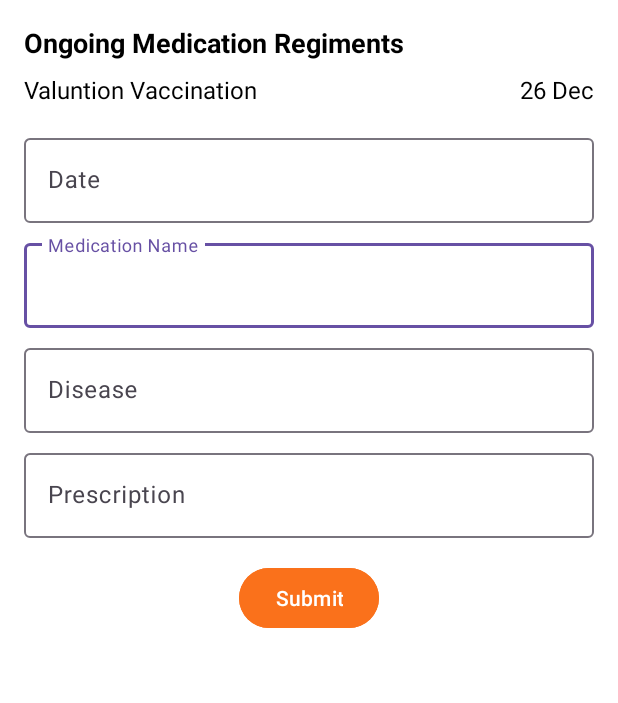
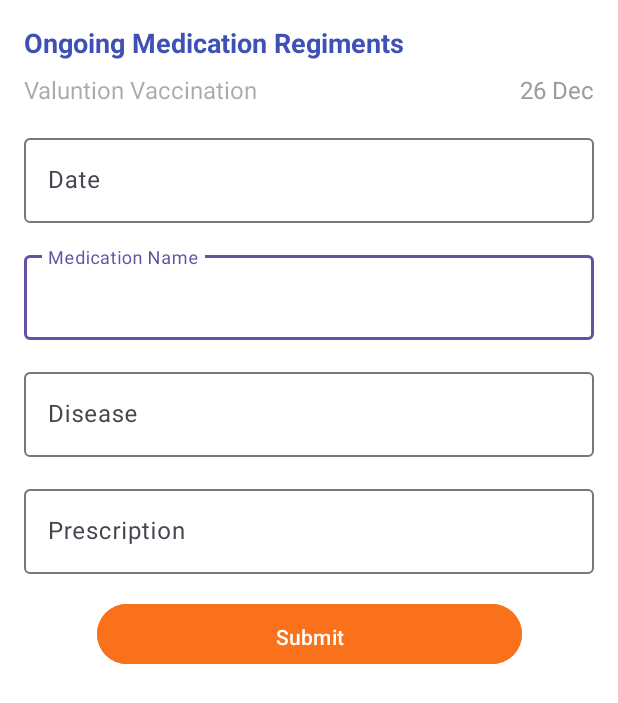
Before and after one commit to ST10041144/VeneM-Poultry-App_XBCAD7319, an Android app: the MedicationActivity screen opened directly, with no data from a screen before it, on a phone screen of 412 x 824 dp. Shown: the top 703 px of the screen. Run offline under Robolectric (Android 15) with nearby library versions, the phone set to English and light mode, and no system bars; our stand-ins replace Firebase (no records; nobody signed in at launch, a user with empty details on screens opened directly).

Commit message:
update forms UI

```diff
--- a/app/src/main/res/layout/activity_financials_form.xml
+++ b/app/src/main/res/layout/activity_financials_form.xml
@@ -135,7 +135,6 @@
         android:backgroundTint="@color/UI"
         android:text="@string/submit"
         android:textColor="@android:color/white"
-        android:cornerRadius="25dp"
         app:layout_constraintLeft_toLeftOf="parent"
         app:layout_constraintRight_toRightOf="parent"
         app:layout_constraintTop_toBottomOf="@+id/descriptionInput" />
--- a/app/src/main/res/layout/activity_staff_medication.xml
+++ b/app/src/main/res/layout/activity_staff_medication.xml
@@ -14,8 +14,8 @@
         android:id="@+id/ongoing_medication_title"
         android:layout_width="wrap_content"
         android:layout_height="wrap_content"
-        android:text="Ongoing Medication Regiments"
-        android:textColor="@color/black"
+        android:text="@string/ongoing_medication_regiments"
+        android:textColor="#3F51B5"
         android:textSize="18sp"
         android:textStyle="bold"
         app:layout_constraintTop_toTopOf="parent"
@@ -26,7 +26,7 @@
         android:id="@+id/medication_info"
         android:layout_width="wrap_content"
         android:layout_height="wrap_content"
-        android:text="Valuntion Vaccination"
+        android:hint="@string/valuntion_vaccination"
         android:textColor="@color/black"
         android:textSize="16sp"
         android:layout_marginTop="8dp"
@@ -37,8 +37,9 @@
         android:id="@+id/medication_date"
         android:layout_width="wrap_content"
         android:layout_height="wrap_content"
-        android:text="26 Dec"
+        android:hint="@string/_26_dec"
         android:textColor="@color/black"
+        android:textColorHint="#9B9B9B"
         android:textSize="16sp"
         android:layout_marginTop="8dp"
         app:layout_constraintTop_toBottomOf="@id/ongoing_medication_title"
@@ -49,7 +50,7 @@
         android:id="@+id/date_input_layout"
         android:layout_width="0dp"
         android:layout_height="wrap_content"
-        android:hint="Date"
+        android:hint="@string/date"
         app:layout_constraintTop_toBottomOf="@id/medication_info"
         app:layout_constraintStart_toStartOf="parent"
         app:layout_constraintEnd_toEndOf="parent"
@@ -60,8 +61,8 @@
             android:layout_width="match_parent"
             android:layout_height="wrap_content"
             android:focusable="false"
-        android:clickable="true"
-        android:inputType="none"/>
+            android:clickable="true"
+            android:inputType="none"/>
     </com.google.android.material.textfield.TextInputLayout>
 
     <com.google.android.material.textfield.TextInputLayout
@@ -72,7 +73,7 @@
         app:layout_constraintTop_toBottomOf="@id/date_input_layout"
         app:layout_constraintStart_toStartOf="parent"
         app:layout_constraintEnd_toEndOf="parent"
-        android:layout_marginTop="8dp">
+        android:layout_marginTop="16dp">
         <com.google.android.material.textfield.TextInputEditText
             android:id="@+id/medication_name_input"
             android:textColor="@color/black"
@@ -88,7 +89,7 @@
         app:layout_constraintTop_toBottomOf="@id/medication_name_input_layout"
         app:layout_constraintStart_toStartOf="parent"
         app:layout_constraintEnd_toEndOf="parent"
-        android:layout_marginTop="8dp">
+        android:layout_marginTop="16dp">
         <com.google.android.material.textfield.TextInputEditText
             android:id="@+id/disease_input"
             android:textColor="@color/black"
@@ -104,7 +105,7 @@
         app:layout_constraintTop_toBottomOf="@id/disease_input_layout"
         app:layout_constraintStart_toStartOf="parent"
         app:layout_constraintEnd_toEndOf="parent"
-        android:layout_marginTop="8dp">
+        android:layout_marginTop="16dp">
         <com.google.android.material.textfield.TextInputEditText
             android:id="@+id/prescription_input"
             android:textColor="@color/black"
@@ -115,13 +116,16 @@
     <!-- Submit Button -->
     <Button
         android:id="@+id/submit_button"
-        android:layout_width="wrap_content"
-        android:layout_height="wrap_content"
-        android:text="Submit"
+        android:layout_width="283dp"
+        android:layout_height="48dp"
+        android:layout_marginTop="16dp"
         android:backgroundTint="@color/UI"
+
+        android:paddingHorizontal="32dp"
+        android:paddingVertical="12dp"
+        android:text="@string/submit"
         android:textColor="@android:color/white"
-        android:layout_marginTop="16dp"
-        app:layout_constraintTop_toBottomOf="@id/prescription_input_layout"
+        app:layout_constraintEnd_toEndOf="parent"
         app:layout_constraintStart_toStartOf="parent"
-        app:layout_constraintEnd_toEndOf="parent"/>
+        app:layout_constraintTop_toBottomOf="@id/prescription_input_layout" />
 </androidx.constraintlayout.widget.ConstraintLayout>
```
Also changed, not shown: app/src/main/res/layout/activity_flock_management.xml (+43 -15 lines), app/src/main/res/layout/activity_staff_maintanance.xml (+16 -18 lines), app/src/main/res/layout/activity_staff_vaccination.xml (+13 -14 lines), app/src/main/res/layout/financial_entry_item.xml (+4 -4 lines), app/src/main/res/layout/item_maintenance_issue.xml (+8 -7 lines), app/src/main/res/values/strings.xml (+10 -0 lines).
